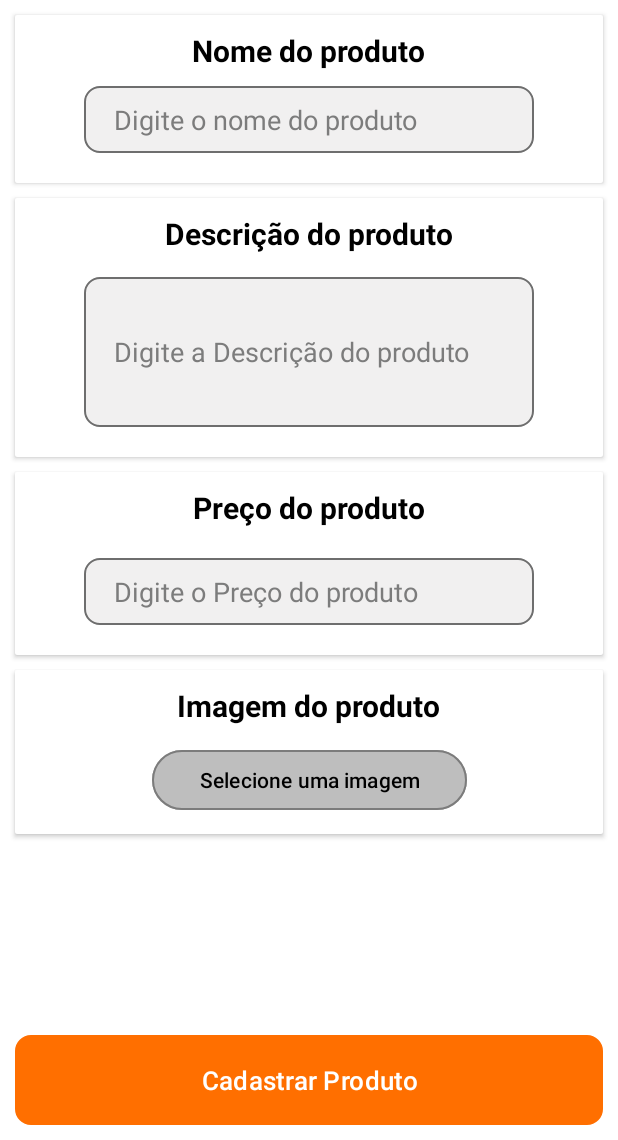
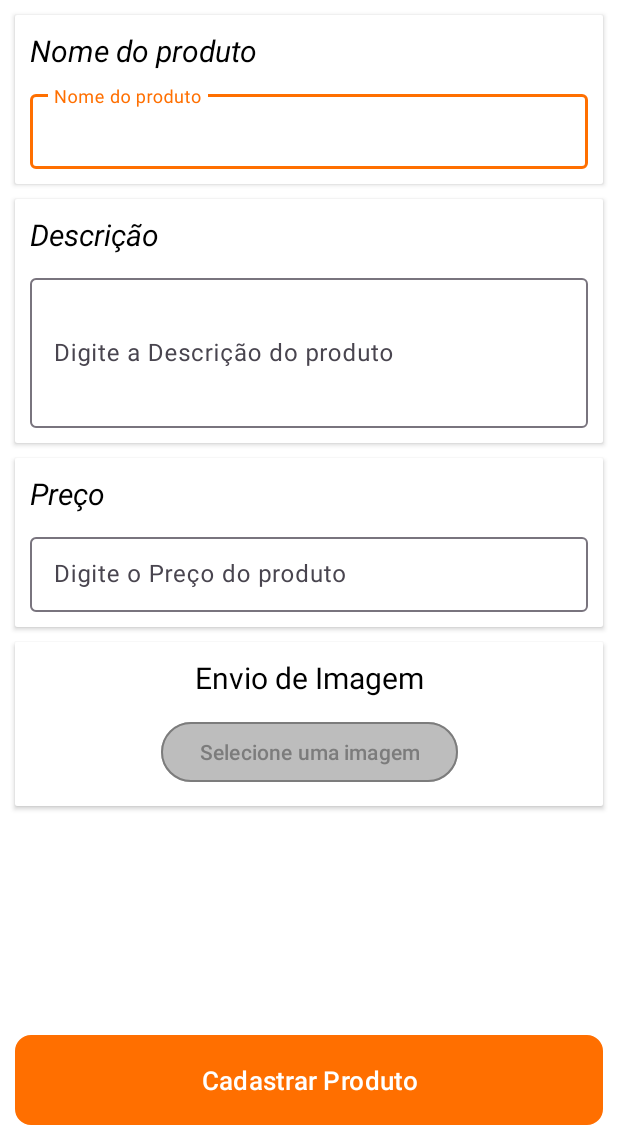
Before and after one commit to harrissondutra/App_Cardapio_Online, an Android app: the RegisterFoodActivity screen opened directly, with no data from a screen before it, on a phone screen of 412 x 824 dp, the part 96-1236 px from its top. Run offline under Robolectric (Android 15) with nearby library versions, the phone set to English and light mode, and no system bars; 1 statement that could not run was skipped.

Commit message:
Criação do Layout da tela de Gerenciamento e finalização da tela de cadastro

```diff
--- /dev/null
+++ b/app/src/main/java/com/harrisson/cardapioonline/ui/activity/ManagerActivity.kt
@@ -0,0 +1,12 @@
+package com.harrisson.cardapioonline.ui.activity
+
+import androidx.appcompat.app.AppCompatActivity
+import android.os.Bundle
+import com.harrisson.cardapioonline.R
+
+class ManagerActivity : AppCompatActivity() {
+    override fun onCreate(savedInstanceState: Bundle?) {
+        super.onCreate(savedInstanceState)
+        setContentView(R.layout.activity_manager)
+    }
+}
--- /dev/null
+++ b/app/src/main/res/layout/activity_manager.xml
@@ -0,0 +1,25 @@
+<?xml version="1.0" encoding="utf-8"?>
+<androidx.constraintlayout.widget.ConstraintLayout xmlns:android="http://schemas.android.com/apk/res/android"
+    xmlns:app="http://schemas.android.com/apk/res-auto"
+    xmlns:tools="http://schemas.android.com/tools"
+    android:layout_width="match_parent"
+    android:layout_height="match_parent"
+    tools:context=".ui.activity.ManagerActivity">
+
+    <include
+        android:id="@+id/toolbar"
+        layout="@layout/toolbar" />
+
+    <com.google.android.material.textview.MaterialTextView
+        android:layout_width="wrap_content"
+        android:layout_height="wrap_content"
+        app:layout_constraintTop_toBottomOf="@id/toolbar"
+        android:text="Selecione a opção desejada"
+        app:layout_constraintStart_toStartOf="parent"
+        app:layout_constraintEnd_toEndOf="parent"
+        android:layout_marginTop="30dp"
+        android:textSize="20sp"/>
+
+
+
+</androidx.constraintlayout.widget.ConstraintLayout>
--- a/app/src/main/res/layout/activity_register_food.xml
+++ b/app/src/main/res/layout/activity_register_food.xml
@@ -33,30 +33,48 @@
                 android:layout_width="wrap_content"
                 android:layout_height="wrap_content"
                 android:layout_marginTop="10dp"
+                android:layout_marginStart="10dp"
                 android:inputType="text"
                 android:text="@string/txt_register_name_food"
                 android:textColor="@color/black"
                 android:textSize="20sp"
-                android:textStyle="bold"
-                app:layout_constraintEnd_toEndOf="parent"
+                android:textStyle="italic"
                 app:layout_constraintStart_toStartOf="parent"
                 app:layout_constraintTop_toTopOf="parent" />
 
+            <com.google.android.material.textfield.TextInputLayout
+                android:id="@+id/txt_register_name_food"
+                android:layout_width="match_parent"
+                android:layout_height="wrap_content"
+                android:hint="@string/txt_register_name_food"
+                android:layout_margin="10dp"
+                android:paddingBottom="10dp"
+                app:layout_constraintStart_toStartOf="parent"
+                app:layout_constraintTop_toBottomOf="@id/txt_name_food">
+
+
                 <com.google.android.material.textfield.TextInputEditText
-                android:layout_width="300dp"
-                android:layout_height="wrap_content"
-                android:layout_marginTop="10dp"
-                android:layout_marginBottom="20dp"
-                android:background="@drawable/rounded_border"
-                android:hint="@string/txt_hint_food_name"
-                android:inputType="text"
-                android:textColorHint="@color/Grey"
-                android:textColor="@color/black"
+                    android:layout_width="match_parent"
+                    android:layout_height="50dp"
                     app:layout_constraintBottom_toBottomOf="parent"
                     app:layout_constraintEnd_toEndOf="parent"
                     app:layout_constraintHorizontal_bias="0.5"
                     app:layout_constraintStart_toStartOf="parent"
-                app:layout_constraintTop_toBottomOf="@+id/txt_name_food" />
+                    app:layout_constraintTop_toTopOf="parent"
+                    android:padding="5dp"
+                    app:layout_constraintVertical_bias="0.5">
+
+                </com.google.android.material.textfield.TextInputEditText>
+
+
+
+
+
+            </com.google.android.material.textfield.TextInputLayout>
+
+
+
+
 
 
         </androidx.constraintlayout.widget.ConstraintLayout>
@@ -78,36 +96,57 @@
         <androidx.constraintlayout.widget.ConstraintLayout
             android:layout_width="match_parent"
             android:layout_height="match_parent"
-            android:background="@color/white">
+            android:background="@color/white"
+            app:layout_constraintBottom_toBottomOf="parent"
+            app:layout_constraintEnd_toEndOf="parent"
+            app:layout_constraintHorizontal_bias="0.5"
+            app:layout_constraintStart_toStartOf="parent"
+            app:layout_constraintTop_toTopOf="parent"
+            app:layout_constraintVertical_bias="0.5">
 
-            <TextView
+            <com.google.android.material.textview.MaterialTextView
                 android:id="@+id/textView"
                 android:layout_width="wrap_content"
                 android:layout_height="wrap_content"
                 android:layout_marginTop="10dp"
+                android:layout_marginStart="10dp"
                 android:text="@string/txt_register_desc_food"
                 android:textColor="@color/black"
                 android:textSize="20sp"
-                android:textStyle="bold"
-                app:layout_constraintEnd_toEndOf="parent"
+                android:textStyle="italic"
                 app:layout_constraintStart_toStartOf="parent"
                 app:layout_constraintTop_toTopOf="parent" />
 
+            <com.google.android.material.textfield.TextInputLayout
+                android:layout_width="match_parent"
+                android:layout_height="wrap_content"
+                android:hint="@string/txt_hint_food_desc"
+                android:layout_margin="10dp"
+                android:paddingBottom="10dp"
+
+                app:layout_constraintStart_toStartOf="parent"
+                app:layout_constraintTop_toBottomOf="@id/textView">
+
+
+
                 <com.google.android.material.textfield.TextInputEditText
-                android:layout_width="300dp"
+                    android:layout_width="match_parent"
                     android:layout_height="100dp"
-                android:layout_marginTop="15dp"
-                android:layout_marginBottom="20dp"
-                android:background="@drawable/rounded_border"
-                android:hint="@string/txt_hint_food_desc"
-                android:inputType="text"
-                android:textColorHint="@color/Grey"
-                android:textColor="@color/black"
                     app:layout_constraintBottom_toBottomOf="parent"
                     app:layout_constraintEnd_toEndOf="parent"
                     app:layout_constraintHorizontal_bias="0.5"
                     app:layout_constraintStart_toStartOf="parent"
-                app:layout_constraintTop_toBottomOf="@+id/textView" />
+                    app:layout_constraintTop_toTopOf="parent"
+                    android:padding="5dp"
+                    android:inputType="textLongMessage"
+                    app:layout_constraintVertical_bias="0.5">
+
+                </com.google.android.material.textfield.TextInputEditText>
+
+
+
+            </com.google.android.material.textfield.TextInputLayout>
+
 
 
         </androidx.constraintlayout.widget.ConstraintLayout>
@@ -131,34 +170,47 @@
             android:layout_height="match_parent"
             android:background="@color/white">
 
-            <TextView
+            <com.google.android.material.textview.MaterialTextView
                 android:id="@+id/txt_price_food"
                 android:layout_width="wrap_content"
                 android:layout_height="wrap_content"
                 android:layout_marginTop="10dp"
+                android:layout_marginStart="10dp"
                 android:text="@string/txt_register_price_food"
                 android:textColor="@color/black"
                 android:textSize="20sp"
-                android:textStyle="bold"
-                app:layout_constraintEnd_toEndOf="parent"
+                android:textStyle="italic"
                 app:layout_constraintStart_toStartOf="parent"
                 app:layout_constraintTop_toTopOf="parent" />
 
+            <com.google.android.material.textfield.TextInputLayout
+                android:layout_width="match_parent"
+                android:layout_height="wrap_content"
+                android:hint="@string/txt_hint_food_price"
+                android:layout_margin="10dp"
+                android:paddingBottom="10dp"
+                app:layout_constraintStart_toStartOf="parent"
+                app:layout_constraintTop_toBottomOf="@id/txt_price_food">
+
+
+
                 <com.google.android.material.textfield.TextInputEditText
-                android:layout_width="300dp"
-                android:layout_height="wrap_content"
-                android:layout_marginTop="20dp"
-                android:layout_marginBottom="20dp"
-                android:background="@drawable/rounded_border"
-                android:hint="@string/txt_hint_food_price"
-                android:inputType="numberDecimal"
-                android:textColorHint="@color/Grey"
-                android:textColor="@color/black"
+                    android:layout_width="match_parent"
+                    android:layout_height="50dp"
                     app:layout_constraintBottom_toBottomOf="parent"
                     app:layout_constraintEnd_toEndOf="parent"
                     app:layout_constraintHorizontal_bias="0.5"
                     app:layout_constraintStart_toStartOf="parent"
-                app:layout_constraintTop_toBottomOf="@+id/txt_price_food" />
+                    app:layout_constraintTop_toTopOf="parent"
+                    android:padding="5dp"
+                    android:inputType="numberDecimal"
+                    app:layout_constraintVertical_bias="0.5">
+
+                </com.google.android.material.textfield.TextInputEditText>
+
+
+
+            </com.google.android.material.textfield.TextInputLayout>
 
 
         </androidx.constraintlayout.widget.ConstraintLayout>
@@ -191,19 +243,18 @@
                 android:text="@string/txt_register_img_food"
                 android:textColor="@color/black"
                 android:textSize="20sp"
-                android:textStyle="bold"
                 app:layout_constraintEnd_toEndOf="parent"
                 app:layout_constraintStart_toStartOf="parent"
                 app:layout_constraintTop_toTopOf="parent" />
 
             <com.google.android.material.button.MaterialButton
-                android:layout_width="210dp"
+                android:layout_width="198dp"
                 android:layout_height="wrap_content"
                 android:layout_margin="12dp"
-                android:backgroundTint="@color/transparentGrey"
                 android:elevation="40dp"
+                android:backgroundTint="#4B7C7C7C"
                 android:text="@string/txt_hint_food_img"
-                android:textColor="@color/black"
+                android:textColor="@color/Grey"
                 app:layout_constraintBottom_toBottomOf="parent"
                 app:layout_constraintEnd_toEndOf="parent"
                 app:layout_constraintHorizontal_bias="0.5"
@@ -224,8 +275,8 @@
         android:background="@drawable/rounded_border"
         android:elevation="200dp"
         android:text="@string/toolbar_input_food"
+        android:textColor="@color/white"
         android:textSize="17sp"
-        android:textColor="@color/white"
         app:layout_constraintBottom_toBottomOf="parent"
         app:layout_constraintEnd_toEndOf="parent"
         app:layout_constraintHorizontal_bias="0.5"
--- a/app/src/main/res/values-night/themes.xml
+++ /dev/null
@@ -1,8 +0,0 @@
-<resources xmlns:tools="http://schemas.android.com/tools">
-    <!-- Base application theme. -->
-    <style name="Base.Theme.CardapioOnline" parent="Theme.Material3.DayNight.NoActionBar">
-        <!-- Customize your dark theme here. -->
-        <item name="colorPrimary">@color/orange</item>
-        <item name="android:statusBarColor">@color/orange</item>
-    </style>
-</resources>
--- a/app/src/main/res/values/colors.xml
+++ b/app/src/main/res/values/colors.xml
@@ -8,4 +8,5 @@
     <color name="transparentGrey">#BEBEBE</color>
     <color name="Grey">#7C7C7C</color>
     <color name="colorPrimary">@color/orange</color>
+    <color name="blue">#2196F3</color>
 </resources>
--- a/app/src/main/res/values/strings.xml
+++ b/app/src/main/res/values/strings.xml
@@ -20,9 +20,9 @@
     <string name="txt_drinks">Bebidas</string>
     <string name="txt_checkout">Finalizar pedido</string>
     <string name="txt_register_name_food">Nome do produto</string>
-    <string name="txt_register_desc_food">Descrição do produto</string>
-    <string name="txt_register_price_food">Preço do produto</string>
-    <string name="txt_register_img_food">Imagem do produto</string>
+    <string name="txt_register_desc_food">Descrição</string>
+    <string name="txt_register_price_food">Preço </string>
+    <string name="txt_register_img_food">Envio de Imagem</string>
     <string name="txt_hint_food_name">Digite o nome do produto</string>
     <string name="txt_hint_food_desc">Digite a Descrição do produto</string>
     <string name="txt_hint_food_price">Digite o Preço do produto</string>
--- a/app/src/main/res/values/themes.xml
+++ b/app/src/main/res/values/themes.xml
@@ -1,4 +1,4 @@
-<resources xmlns:tools="http://schemas.android.com/tools">
+<resources>
     <!-- Base application theme. -->
     <style name="Base.Theme.CardapioOnline" parent="Theme.Material3.DayNight.NoActionBar">
         <!-- Customize your light theme here. -->
```
Also changed, not shown: app/build.gradle.kts (+6 -1 lines), app/src/main/AndroidManifest.xml (+8 -3 lines). Lines whose indentation alone changed are shown as unchanged.
